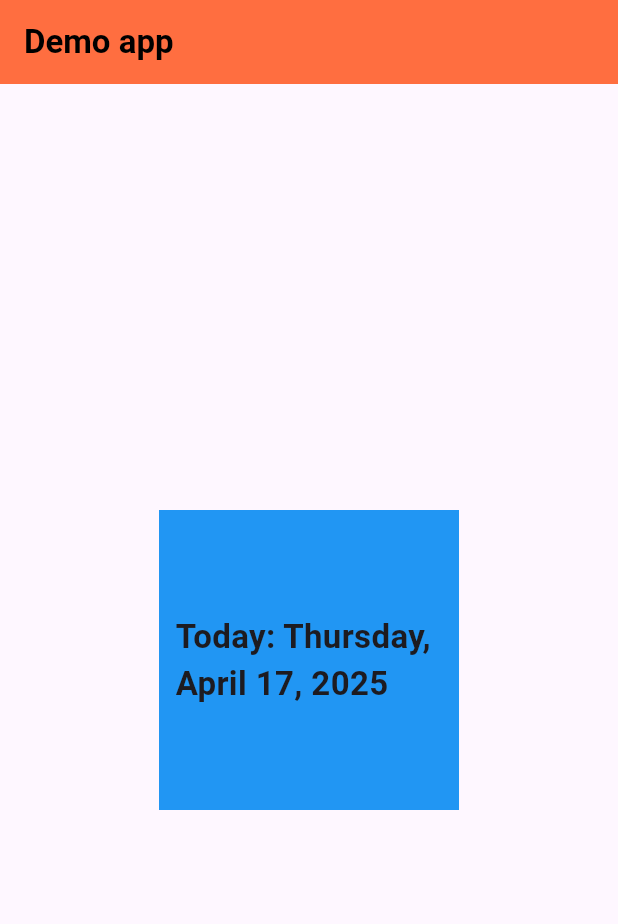
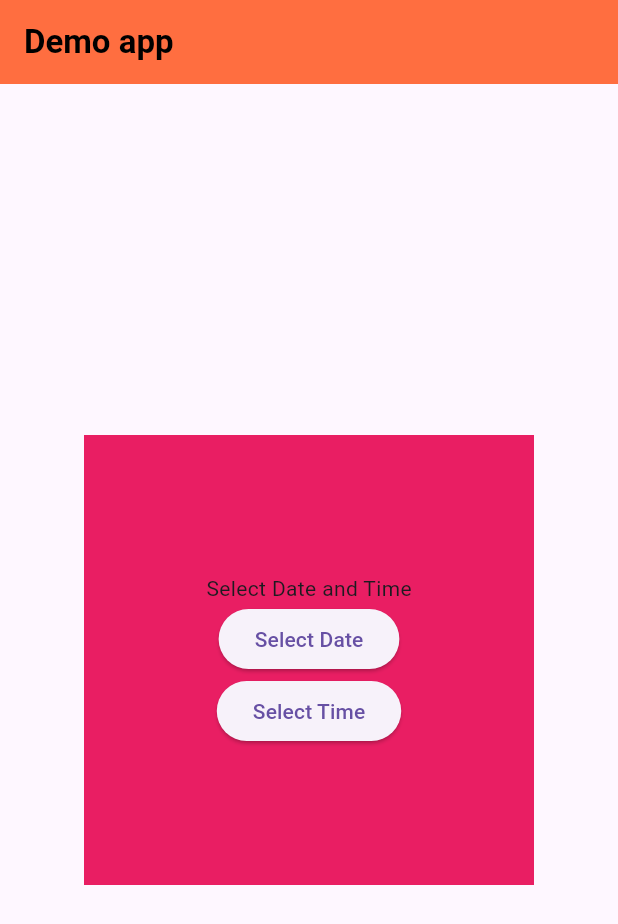
Before and after one commit to akashm936/practiceapp1, a Flutter app: the screen it shows after launch, on a phone screen of 412 x 824 dp. Shown: the top 924 px of the screen. Run offline on Flutter 3.47's test engine with Material 3 defaults, Android fonts, the phone set to English and light mode, and no system bars.

Commit message:
Start to build the Date and Time Picker

```diff
--- a/lib/main.dart
+++ b/lib/main.dart
@@ -36,27 +36,51 @@ class _MyAppState extends State<MyApp> {
           backgroundColor: Colors.deepOrangeAccent,
         ),
         body: Center(
-          child: Container(
-              width: 200,
-              height: 200,
-              padding: EdgeInsets.all(11),
-              color: Colors.blue,
-              child: Column(
-                mainAxisAlignment: MainAxisAlignment.center,
-                children: [
-                  Text('Today: ${DateFormat('yMMMMEEEEd').format(time)}',style: TextStyle(fontSize: 22, fontWeight: FontWeight.bold),),
-                  // ElevatedButton(onPressed: (){
-                  //   setState(() {
-                  //
-                  //   });
-                  // }, child: Text('Get DateTime'))
-                ],
-              )),
-        ),
+            child: Container(
+              width: 300,
+              height: 300,
+              color: Colors.pink,
+                child: Column(
+                  mainAxisAlignment: MainAxisAlignment.center,
+                  children: [
+                    Text('Select Date and Time'),
+                    ElevatedButton(onPressed: () async {
+                      DateTime? datePicker = await showDatePicker(
+                          context: context,
+                          initialDate: DateTime.now(),
+                          firstDate: DateTime(2020),
+                          lastDate: DateTime(2026));
+                    }, child: Text('Select Date')),
+                    ElevatedButton(onPressed: (){}, child: Text('Select Time'))
+                  ],
+                ))),
       ),
     );
   }
 }
+
+
+// Date Time Formator
+
+//Center(
+//           child: Container(
+//               width: 200,
+//               height: 200,
+//               padding: EdgeInsets.all(11),
+//               color: Colors.blue,
+//               child: Column(
+//                 mainAxisAlignment: MainAxisAlignment.center,
+//                 children: [
+//                   Text('Today: ${DateFormat('yMMMMEEEEd').format(time)}',style: TextStyle(fontSize: 22, fontWeight: FontWeight.bold),),
+//                   // ElevatedButton(onPressed: (){
+//                   //   setState(() {
+//                   //
+//                   //   });
+//                   // }, child: Text('Get DateTime'))
+//                 ],
+//               )),
+//         ),
+
 
 
 
```
